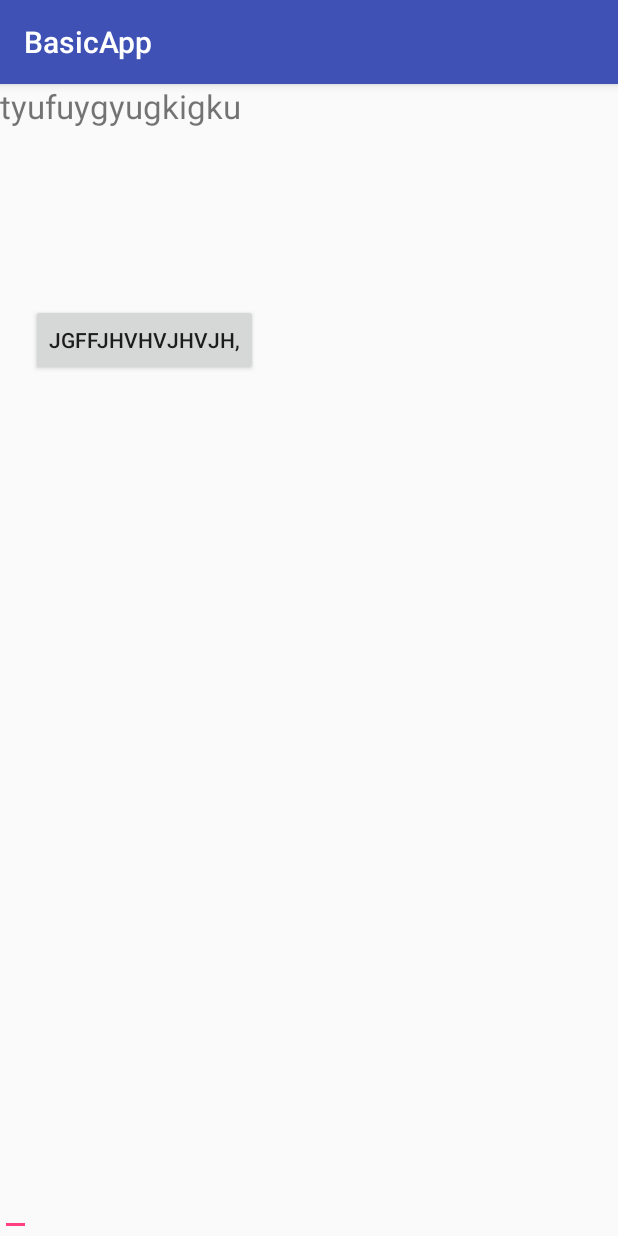
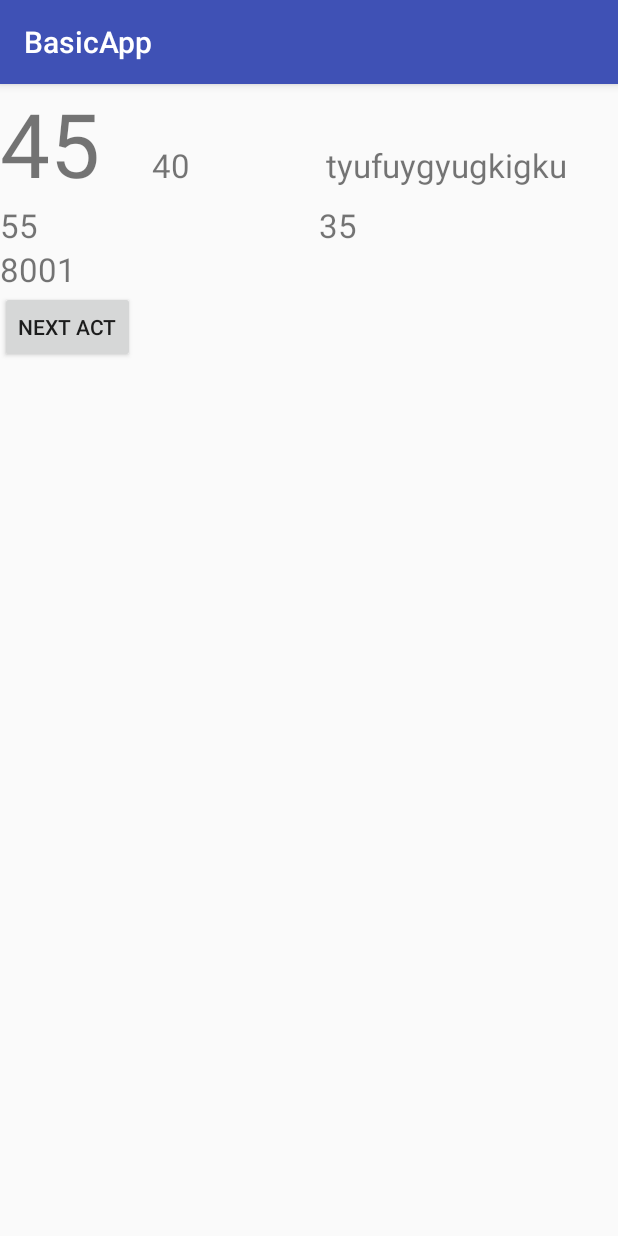
Before and after one commit to tanmaydixit/BasicApp, an Android app: the screen it shows after launch (MainActivity), on a phone screen of 412 x 824 dp. Run offline under Robolectric (Android 15) with nearby library versions, the phone set to English and light mode, and no system bars.

Commit message:
Intents and Linear Layout

```diff
--- a/app/src/main/AndroidManifest.xml
+++ b/app/src/main/AndroidManifest.xml
@@ -16,6 +16,7 @@
                 <category android:name="android.intent.category.LAUNCHER" />
             </intent-filter>
         </activity>
+        <activity android:name=".SecondActivity"></activity>
     </application>
 
 </manifest>
--- a/app/src/main/java/com/example/basicapp/MainActivity.java
+++ b/app/src/main/java/com/example/basicapp/MainActivity.java
@@ -1,5 +1,6 @@
 package com.example.basicapp;
 
+import android.content.Intent;
 import android.support.v7.app.AppCompatActivity;
 import android.os.Bundle;
 import android.view.View;
@@ -21,14 +22,12 @@ public class MainActivity extends AppCompatActivity {
         setContentView(R.layout.activity_main);
 
         //connecting XML names(TY,ET ) to their respective java objects
-        tv1=findViewById(R.id.TY); // initialize the tv1 object
-        et1=findViewById(R.id.ET);
+        tv1=findViewById(R.id.a15); // initialize the tv1 object
+        //et1=findViewById(R.id.ET);
         b1=findViewById(R.id.BT);
         // Button b1=new Button(); // the way usually objs are made in java.
 
-        b1.setText("jgffjhvhvjhvjh,");// button too has a setText function is used to rename it.
-
-
+        b1.setText("Next act");// button too has a setText function is used to rename it.
         // the fancy way of using the
         b1.setOnClickListener(new View.OnClickListener() {
             @Override
@@ -36,15 +35,22 @@ public class MainActivity extends AppCompatActivity {
 
                 tv1.setText("tanmay"); //this will execute after the button has been clicked.
 
+                String nameOfMe="Tanmay";
+
+                Intent intent =new Intent(MainActivity.this,
+                        SecondActivity.class);
+                intent.putExtra("name",nameOfMe);
+                startActivity(intent);
+
 
             }
         });
 
 
-        et1.setText(""); // button too has a setText function is used to put text into it.
+        //et1.setText(""); // button too has a setText function is used to put text into it.
 
 
-        et1.getText(); // this function is used to get user data
+//        et1.getText(); // this function is used to get user data
 
         //stuff=
 
@@ -54,5 +60,15 @@ public class MainActivity extends AppCompatActivity {
         tv1.setText("tyufuygyugkigku"); // classic use of textView used for setting text
 
 
+        /*View.OnClickListener listener=new View.OnClickListener() {
+            @Override
+            public void onClick(View view) {
+
+            }
+        };
+
+        b1.setOnClickListener(listener);
+*/
+
     }
 }
--- /dev/null
+++ b/app/src/main/java/com/example/basicapp/SecondActivity.java
@@ -0,0 +1,24 @@
+package com.example.basicapp;
+
+import android.support.v7.app.AppCompatActivity;
+import android.os.Bundle;
+import android.widget.TextView;
+
+public class SecondActivity extends AppCompatActivity {
+
+    TextView textView;
+
+    @Override
+    protected void onCreate(Bundle savedInstanceState) {
+        super.onCreate(savedInstanceState);
+        setContentView(R.layout.activity_second);
+
+        String name=getIntent().getExtras().getString("name");
+
+        textView = findViewById(R.id.TV);
+
+        textView.setText(name);
+
+
+    }
+}
--- a/app/src/main/res/layout/activity_main.xml
+++ b/app/src/main/res/layout/activity_main.xml
@@ -9,37 +9,121 @@ This is the layout file
         Constrain Layouts etc.
 
 -->
-<RelativeLayout
+
+<!--LL linear Layout-->
+<LinearLayout
     xmlns:android="http://schemas.android.com/apk/res/android"
     xmlns:app="http://schemas.android.com/apk/res-auto"
     xmlns:tools="http://schemas.android.com/tools"
     android:layout_width="match_parent"
     android:layout_height="match_parent"
-    tools:context="com.example.basicapp.MainActivity">
+    tools:context="com.example.basicapp.MainActivity"
+    android:orientation="vertical">
 
-    <TextView
-        android:id="@+id/TY"
-        android:layout_width="wrap_content"
+    <!--a linear Layout-->
+    <LinearLayout
+        android:layout_width="match_parent"
         android:layout_height="wrap_content"
-        android:text="Hello Worldugguigkugkgkgkkjhkjhkjhj!"
-        android:textSize="22sp"
-        />
+        android:weightSum="100"
+        android:orientation="horizontal">
 
-    <EditText
+        <!--a-45 text view-->
+        <TextView
+            android:id="@+id/a45"
+            android:layout_width="0dp"
+            android:layout_height="wrap_content"
+            android:text="45"
+            android:textSize="59sp"
+            android:layout_weight="45"
+            />
+        <!--a-40 text view-->
+        <TextView
+            android:id="@+id/a40"
+            android:layout_width="wrap_content"
+            android:layout_height="wrap_content"
+            android:text="40"
+            android:textSize="22sp"
+            android:layout_weight="40"
+            />
+        <!--a-15 text view-->
+        <TextView
+            android:id="@+id/a15"
+            android:layout_width="wrap_content"
+            android:layout_height="wrap_content"
+            android:text="15"
+            android:textSize="22sp"
+            android:layout_weight="45"
+            />
+
+    </LinearLayout>
+
+    <!--b linear Layout-->
+    <LinearLayout
+        android:layout_width="match_parent"
+        android:layout_height="wrap_content"
+        android:weightSum="100">
+        <!--b-55 text view-->
+        <TextView
+            android:id="@+id/b55"
+            android:layout_width="0dp"
+            android:layout_height="wrap_content"
+            android:text="55"
+            android:textSize="22sp"
+            android:layout_weight="55"
+            />
+
+
+        <!--b-35 text view-->
+        <TextView
+            android:id="@+id/b35"
+            android:layout_width="wrap_content"
+            android:layout_height="wrap_content"
+            android:text="35"
+            android:textSize="22sp"
+            android:layout_weight="40"
+            />
+
+    </LinearLayout>
+
+    <!--c linear Layout-->
+    <LinearLayout
+        android:layout_width="match_parent"
+        android:layout_height="wrap_content">
+        <!--c-800 text view-->
+        <TextView
+            android:id="@+id/c800"
+            android:layout_width="wrap_content"
+            android:layout_height="wrap_content"
+            android:text="800"
+            android:textSize="22sp"
+            />
+
+        <!--c-1 text view-->
+        <TextView
+            android:id="@+id/c1"
+            android:layout_width="wrap_content"
+            android:layout_height="wrap_content"
+            android:text="1"
+            android:textSize="22sp"
+            />
+
+    </LinearLayout>
+
+
+
+
+    <!--<EditText
         android:id="@+id/ET"
         android:layout_width="wrap_content"
         android:layout_height="match_parent" />
-
+-->
 
     <Button
         android:id="@+id/BT"
         android:layout_width="wrap_content"
         android:layout_height="wrap_content"
         android:layout_below="@+id/TY"
-        android:layout_marginTop="117dp"
-        android:layout_toEndOf="@+id/ET"
-        android:layout_toRightOf="@+id/ET"
         android:text="g,jfjhvjhvhjmbmbm" />
 
 
-</RelativeLayout>
+</LinearLayout>
--- /dev/null
+++ b/app/src/main/res/layout/activity_second.xml
@@ -0,0 +1,15 @@
+<?xml version="1.0" encoding="utf-8"?>
+<LinearLayout
+    xmlns:android="http://schemas.android.com/apk/res/android"
+    xmlns:app="http://schemas.android.com/apk/res-auto"
+    xmlns:tools="http://schemas.android.com/tools"
+    android:layout_width="match_parent"
+    android:layout_height="match_parent"
+    tools:context="com.example.basicapp.SecondActivity">
+
+    <TextView
+        android:id="@+id/TV"
+        android:layout_width="match_parent"
+        android:layout_height="wrap_content" />
+
+</LinearLayout>
```
